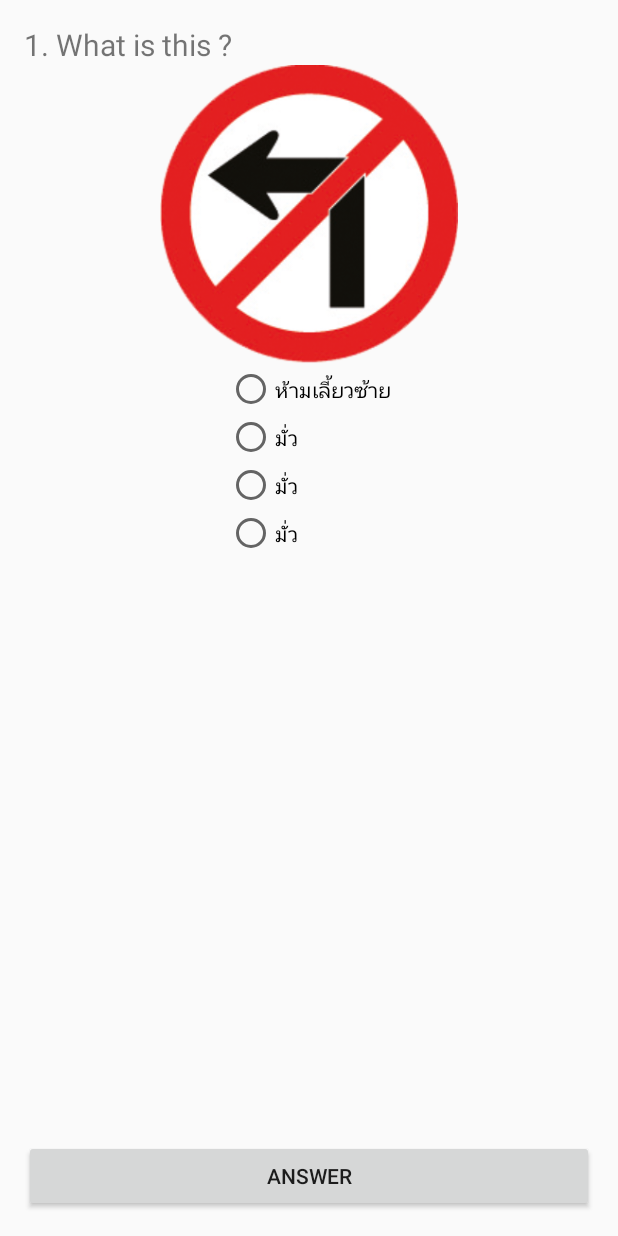
After one commit to Pichit-V/BU_Traffic, an Android app: the ExerciseActivity screen opened directly, with no data from a screen before it, on a phone screen of 412 x 824 dp. The commit adds this screen. Run offline under Robolectric (Android 15) with nearby library versions, the phone set to English and light mode, and no system bars; 4 statements that could not run were skipped.

Commit message:
Exercise

```diff
--- a/app/build.gradle
+++ b/app/build.gradle
@@ -23,4 +23,5 @@ dependencies {
     compile fileTree(dir: 'libs', include: ['*.jar'])
     testCompile 'junit:junit:4.12'
     compile 'com.android.support:appcompat-v7:23.1.0'
+    compile 'com.google.android.gms:play-services-appindexing:8.1.0'
 }
--- /dev/null
+++ b/app/src/main/java/bu/pichit/butraffic/ExerciseActivity.java
@@ -0,0 +1,184 @@
+package bu.pichit.butraffic;
+
+import android.content.Intent;
+import android.net.Uri;
+import android.support.v7.app.AppCompatActivity;
+import android.os.Bundle;
+import android.util.Log;
+import android.view.View;
+import android.widget.ImageView;
+import android.widget.RadioButton;
+import android.widget.RadioGroup;
+import android.widget.TextView;
+
+import com.google.android.gms.appindexing.Action;
+import com.google.android.gms.appindexing.AppIndex;
+import com.google.android.gms.common.api.GoogleApiClient;
+
+import org.w3c.dom.Text;
+
+public class ExerciseActivity extends AppCompatActivity {
+
+    // Explicit
+    private TextView questionTextView;
+    private ImageView trafficImageView;
+    private RadioGroup choiceRadioGroup;
+    private RadioButton choice1RadioButton, choice2RadioButton,
+            choice3RadioButton, choice4RadioButton;
+
+    private int timesAnInt = 0, scoreAnInt = 0;
+    /**
+     * ATTENTION: This was auto-generated to implement the App Indexing API.
+     * See https://g.co/AppIndexing/AndroidStudio for more information.
+     */
+    private GoogleApiClient client;
+
+    @Override
+    protected void onCreate(Bundle savedInstanceState) {
+        super.onCreate(savedInstanceState);
+        setContentView(R.layout.activity_exercise);
+
+        bindWidget();
+
+        setUpChoice();
+        // ATTENTION: This was auto-generated to implement the App Indexing API.
+        // See https://g.co/AppIndexing/AndroidStudio for more information.
+        client = new GoogleApiClient.Builder(this).addApi(AppIndex.API).build();
+    }   // Main Method
+
+    private void setUpChoice() {
+        String[] strMyChoice = getResources().getStringArray(R.array.times1);
+        choice1RadioButton.setText(strMyChoice[0]);
+        choice2RadioButton.setText(strMyChoice[1]);
+        choice3RadioButton.setText(strMyChoice[2]);
+        choice4RadioButton.setText(strMyChoice[3]);
+    }
+
+
+    public void clickAnswer(View view) {
+        String[] strQuestion = new String[5];
+        strQuestion[0] = "1. What is this";
+        strQuestion[1] = "2. What is this";
+        strQuestion[2] = "3. What is this";
+        strQuestion[3] = "4. What is this";
+        strQuestion[4] = "5. What is this";
+
+        int[] intImage = new int[5];
+        intImage[0] = R.drawable.traffic_01;
+        intImage[1] = R.drawable.traffic_02;
+        intImage[2] = R.drawable.traffic_03;
+        intImage[3] = R.drawable.traffic_04;
+        intImage[4] = R.drawable.traffic_05;
+
+        int[] intChoice = new int[5];
+        intChoice[0] = R.array.times1;
+        intChoice[1] = R.array.times2;
+        intChoice[2] = R.array.times3;
+        intChoice[3] = R.array.times4;
+        intChoice[4] = R.array.times5;
+
+        checkScore();
+
+        timesAnInt += 1;
+
+        if (timesAnInt < 5) {
+            questionTextView.setText(strQuestion[timesAnInt]);
+            trafficImageView.setImageResource(intImage[timesAnInt]);
+            String[] strMyChoice = getResources().getStringArray(intChoice[timesAnInt]);
+            choice1RadioButton.setText(strMyChoice[0]);
+            choice2RadioButton.setText(strMyChoice[1]);
+            choice3RadioButton.setText(strMyChoice[2]);
+            choice4RadioButton.setText(strMyChoice[3]);
+
+
+        } else {
+            Intent objIntent = new Intent(ExerciseActivity.this, ScoreActivity.class);
+            objIntent.putExtra("Score", scoreAnInt);
+            startActivity(objIntent);
+
+
+        }
+    }   // clickAnswer
+
+    private void checkScore() {
+
+        final int[] intUserChoose = {1,2,3,4,4};
+        choiceRadioGroup.setOnCheckedChangeListener(new RadioGroup.OnCheckedChangeListener() {
+            @Override
+            public void onCheckedChanged(RadioGroup group, int checkedId) {
+
+                int intRadio;
+                switch (checkedId) {
+                    case R.id.radioButton:
+                        intRadio = 1; break;
+                    case R.id.radioButton2:
+                        intRadio = 2; break;
+                    case R.id.radioButton3:
+                        intRadio = 3; break;
+                    case R.id.radioButton4:
+                        intRadio = 4; break;
+                        default:
+                            intRadio = 0;
+
+                }
+
+                if (intUserChoose[timesAnInt] == intRadio) {
+                    scoreAnInt += 1;
+                    Log.d("test", "Score ==> " + Integer.toString(scoreAnInt));
+                }
+            }   // event
+        });
+
+    }   // checkScore
+
+    private void bindWidget() {
+
+        questionTextView = (TextView) findViewById(R.id.textView5);
+        trafficImageView = (ImageView) findViewById(R.id.imageView3);
+        choiceRadioGroup = (RadioGroup) findViewById(R.id.radChoice);
+        choice1RadioButton = (RadioButton) findViewById(R.id.radioButton);
+        choice2RadioButton = (RadioButton) findViewById(R.id.radioButton2);
+        choice3RadioButton = (RadioButton) findViewById(R.id.radioButton3);
+        choice4RadioButton = (RadioButton) findViewById(R.id.radioButton4);
+    }
+
+    @Override
+    public void onStart() {
+        super.onStart();
+
+        // ATTENTION: This was auto-generated to implement the App Indexing API.
+        // See https://g.co/AppIndexing/AndroidStudio for more information.
+        client.connect();
+        Action viewAction = Action.newAction(
+                Action.TYPE_VIEW, // TODO: choose an action type.
+                "Exercise Page", // TODO: Define a title for the content shown.
+                // TODO: If you have web page content that matches this app activity's content,
+                // make sure this auto-generated web page URL is correct.
+                // Otherwise, set the URL to null.
+                Uri.parse("http://host/path"),
+                // TODO: Make sure this auto-generated app deep link URI is correct.
+                Uri.parse("android-app://bu.pichit.butraffic/http/host/path")
+        );
+        AppIndex.AppIndexApi.start(client, viewAction);
+    }
+
+    @Override
+    public void onStop() {
+        super.onStop();
+
+        // ATTENTION: This was auto-generated to implement the App Indexing API.
+        // See https://g.co/AppIndexing/AndroidStudio for more information.
+        Action viewAction = Action.newAction(
+                Action.TYPE_VIEW, // TODO: choose an action type.
+                "Exercise Page", // TODO: Define a title for the content shown.
+                // TODO: If you have web page content that matches this app activity's content,
+                // make sure this auto-generated web page URL is correct.
+                // Otherwise, set the URL to null.
+                Uri.parse("http://host/path"),
+                // TODO: Make sure this auto-generated app deep link URI is correct.
+                Uri.parse("android-app://bu.pichit.butraffic/http/host/path")
+        );
+        AppIndex.AppIndexApi.end(client, viewAction);
+        client.disconnect();
+    }
+}   // Main Class
--- a/app/src/main/java/bu/pichit/butraffic/MainActivity.java
+++ b/app/src/main/java/bu/pichit/butraffic/MainActivity.java
@@ -34,6 +34,10 @@ public class MainActivity extends AppCompatActivity {
 
 
     }   // Main Method
+
+    public void clickExercise(View view) {
+        startActivity(new Intent(MainActivity.this, ExerciseActivity.class));
+    }
 
     private void createListView() {
 
--- /dev/null
+++ b/app/src/main/res/layout/activity_exercise.xml
@@ -0,0 +1,70 @@
+<?xml version="1.0" encoding="utf-8"?>
+<RelativeLayout xmlns:android="http://schemas.android.com/apk/res/android"
+    xmlns:tools="http://schemas.android.com/tools"
+    android:layout_width="match_parent"
+    android:layout_height="match_parent"
+    android:paddingBottom="@dimen/activity_vertical_margin"
+    android:paddingLeft="@dimen/activity_horizontal_margin"
+    android:paddingRight="@dimen/activity_horizontal_margin"
+    android:paddingTop="@dimen/activity_vertical_margin"
+    tools:context="bu.pichit.butraffic.ExerciseActivity">
+
+    <LinearLayout
+        android:orientation="vertical"
+        android:layout_width="match_parent"
+        android:layout_height="match_parent">
+
+        <TextView
+            android:layout_width="wrap_content"
+            android:layout_height="wrap_content"
+            android:text="1. What is this ?"
+            android:id="@+id/textView5"
+            android:textSize="@dimen/h2" />
+
+        <ImageView
+            android:layout_width="@dimen/image"
+            android:layout_height="@dimen/image"
+            android:id="@+id/imageView3"
+            android:layout_gravity="center_horizontal"
+            android:src="@drawable/traffic_01" />
+
+        <RadioGroup
+            android:layout_width="wrap_content"
+            android:layout_height="wrap_content"
+            android:id="@+id/radChoice"
+            android:layout_gravity="center_horizontal">
+
+            <RadioButton
+                android:layout_width="wrap_content"
+                android:layout_height="wrap_content"
+                android:text="New RadioButton"
+                android:id="@+id/radioButton" />
+
+            <RadioButton
+                android:layout_width="wrap_content"
+                android:layout_height="wrap_content"
+                android:text="New RadioButton"
+                android:id="@+id/radioButton2" />
+
+            <RadioButton
+                android:layout_width="wrap_content"
+                android:layout_height="wrap_content"
+                android:text="New RadioButton"
+                android:id="@+id/radioButton3" />
+
+            <RadioButton
+                android:layout_width="wrap_content"
+                android:layout_height="wrap_content"
+                android:text="New RadioButton"
+                android:id="@+id/radioButton4" />
+        </RadioGroup>
+    </LinearLayout>
+
+    <Button
+        android:layout_width="match_parent"
+        android:layout_height="wrap_content"
+        android:onClick="clickAnswer"
+        android:text="ANSWER"
+        android:id="@+id/button3"
+        android:layout_alignParentBottom="true" />
+</RelativeLayout>
--- a/app/src/main/res/layout/activity_main.xml
+++ b/app/src/main/res/layout/activity_main.xml
@@ -47,6 +47,7 @@
         <Button
             android:layout_width="wrap_content"
             android:layout_height="wrap_content"
+            android:onClick="clickExercise"
             android:text="Exercise"
             android:id="@+id/button2"
             android:layout_weight="1" />
--- /dev/null
+++ b/app/src/main/res/values/choice.xml
@@ -0,0 +1,41 @@
+<?xml version="1.0" encoding="utf-8"?>
+<resources>
+
+
+    <string-array name="times1">
+        <item>ห้ามเลี้ยวซ้าย</item>
+        <item>มั่ว</item>
+        <item>มั่ว</item>
+        <item>มั่ว</item>
+    </string-array>
+
+    <string-array name="times2">
+        <item>ห้ามเลี้ยวซ้าย</item>
+        <item>ถูก</item>
+        <item>มั่ว</item>
+        <item>มั่ว</item>
+    </string-array>
+
+    <string-array name="times3">
+        <item>ห้ามเลี้ยวซ้าย</item>
+        <item>มั่ว</item>
+        <item>ถูก</item>
+        <item>มั่ว</item>
+    </string-array>
+
+    <string-array name="times4">
+        <item>ห้ามเลี้ยวซ้าย</item>
+        <item>มั่ว</item>
+        <item>มั่ว</item>
+        <item>ถูก</item>
+    </string-array>
+
+    <string-array name="times5">
+        <item>ห้ามเลี้ยวซ้าย</item>
+        <item>มั่ว</item>
+        <item>มั่ว</item>
+        <item>ถูก</item>
+    </string-array>
+
+
+</resources>
```
Also changed, not shown: app/src/main/AndroidManifest.xml (+8 -1 lines), app/src/main/java/bu/pichit/butraffic/ScoreActivity.java (added, +22 -0 lines), app/src/main/res/layout/activity_score.xml (added, +19 -0 lines).
